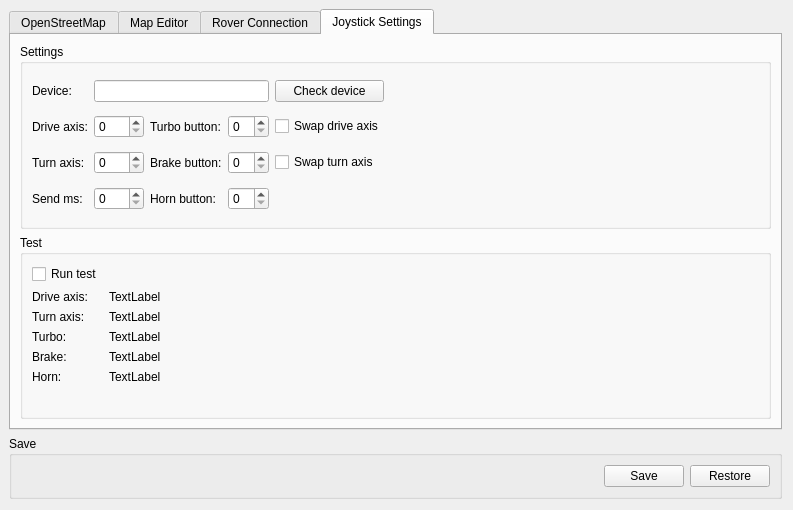
Before: the Qt Designer form software/DesktopClient/DesktopClient/Forms/SettingsForm.ui in ddomurad/mibot, drawn with Qt 5.
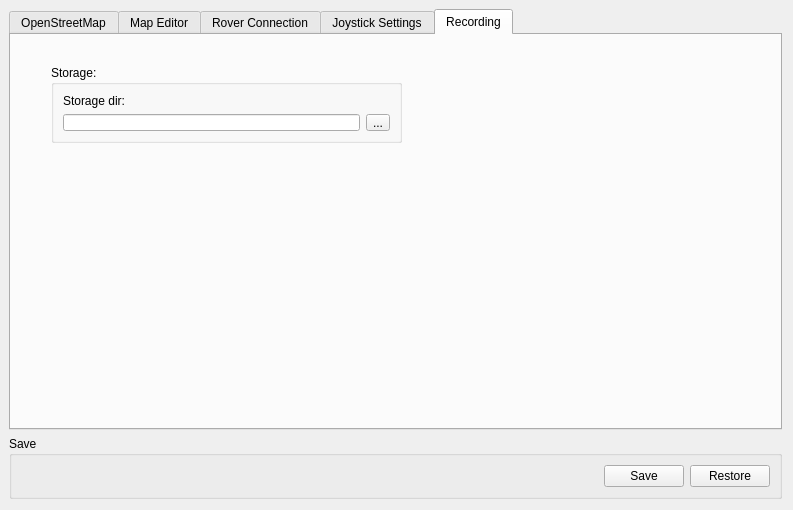
After: the same form once the commit is applied.

Patch:
```diff
--- a/software/DesktopClient/DesktopClient/Forms/SettingsForm.ui
+++ b/software/DesktopClient/DesktopClient/Forms/SettingsForm.ui
@@ -59,7 +59,7 @@
    <item row="1" column="0">
     <widget class="QTabWidget" name="tabWidget">
      <property name="currentIndex">
-      <number>3</number>
+      <number>4</number>
      </property>
      <widget class="QWidget" name="tabOpenStreetMap">
       <attribute name="title">
@@ -882,6 +882,43 @@
        </item>
       </layout>
      </widget>
+     <widget class="QWidget" name="tab_2">
+      <attribute name="title">
+       <string>Recording</string>
+      </attribute>
+      <widget class="QGroupBox" name="groupBox_12">
+       <property name="geometry">
+        <rect>
+         <x>40</x>
+         <y>30</y>
+         <width>351</width>
+         <height>78</height>
+        </rect>
+       </property>
+       <property name="title">
+        <string>Storage:</string>
+       </property>
+       <layout class="QGridLayout" name="gridLayout_14">
+        <item row="0" column="0">
+         <widget class="QLabel" name="label_33">
+          <property name="text">
+           <string>Storage dir:</string>
+          </property>
+         </widget>
+        </item>
+        <item row="1" column="0">
+         <widget class="QLineEdit" name="lineEdit_record_Storage_dir"/>
+        </item>
+        <item row="1" column="1">
+         <widget class="QToolButton" name="toolButton_get_recotd_Storage_dir">
+          <property name="text">
+           <string>...</string>
+          </property>
+         </widget>
+        </item>
+       </layout>
+      </widget>
+     </widget>
     </widget>
    </item>
   </layout>
```
